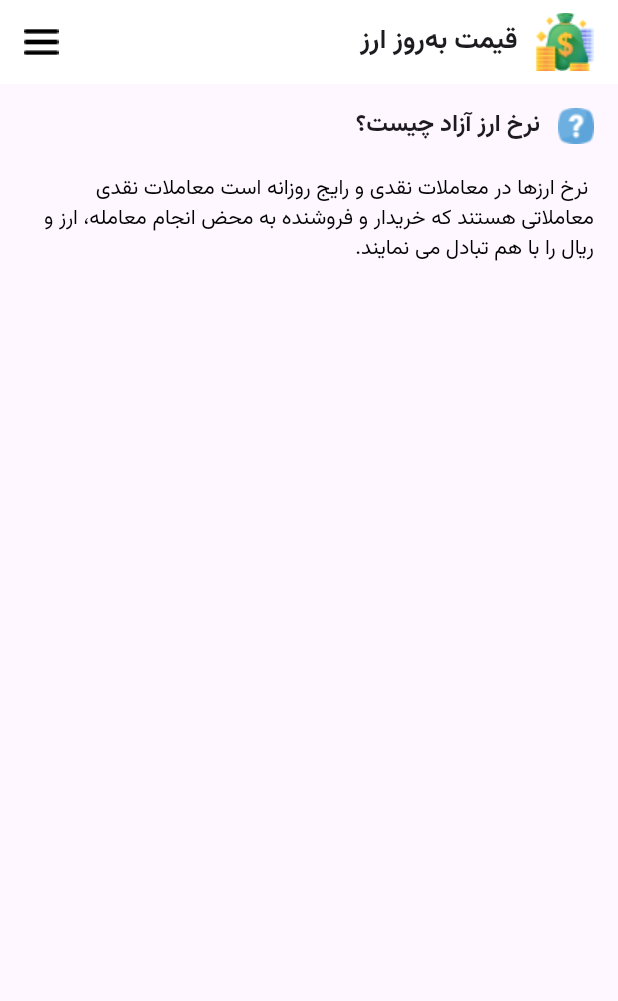
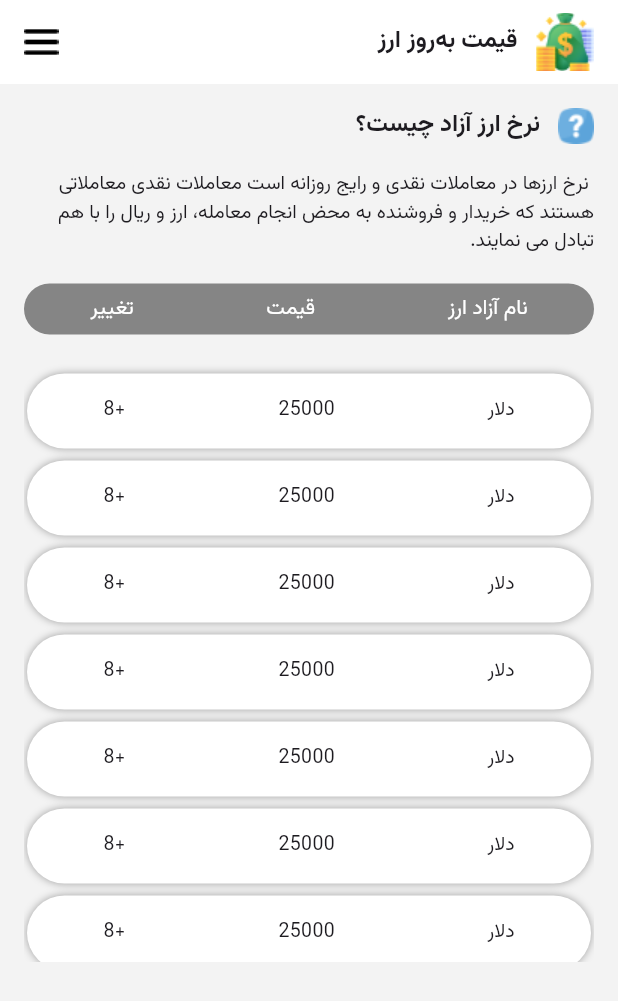
Before and after one commit to FARTASH-421/frist_app, a Flutter app: the screen it shows after launch, on a phone screen of 412 x 824 dp. Shown: the top 1001 px of the screen. Run offline on Flutter 3.47's test engine with Material 3 defaults, Android fonts, the phone set to English and light mode, and no system bars.

Commit message:
creact ListView biluder for show data

```diff
--- a/lib/main.dart
+++ b/lib/main.dart
@@ -11,7 +11,21 @@ class MyApp extends StatelessWidget {
   @override
   Widget build(BuildContext context) {
     return MaterialApp(
-      theme: ThemeData(fontFamily: 'Vazirmatn'),
+      theme: ThemeData(
+        fontFamily: 'Vazirmatn',
+        textTheme: TextTheme(
+          headlineMedium: TextStyle(
+            fontFamily: 'Vazirmatn',
+            fontWeight: FontWeight.w700,
+            fontSize: 16,
+          ),
+          bodyMedium: TextStyle(
+            fontFamily: 'Vazirmatn',
+            fontSize: 13,
+            fontWeight: FontWeight.w400,
+          ),
+        ),
+      ),
       debugShowCheckedModeBanner: false,
       localizationsDelegates: [
         GlobalMaterialLocalizations.delegate,
@@ -27,15 +41,16 @@ class MyApp extends StatelessWidget {
 }
 
 class Home extends StatelessWidget {
-  const Home({
-    super.key,
-  });
+  const Home({super.key});
 
   @override
   Widget build(BuildContext context) {
     return Scaffold(
+      backgroundColor: Color.fromARGB(255, 243, 243, 243),
       appBar: AppBar(
+        elevation: 0,
         backgroundColor: Colors.white,
+
         actions: [
           SizedBox(width: 16.0),
           Image.asset('assets/images/icon.png'),
@@ -44,7 +59,7 @@ class Home extends StatelessWidget {
             alignment: Alignment.centerRight,
             child: Text(
               'قیمت به‌روز ارز',
-              style: TextStyle(fontWeight: FontWeight.bold, fontSize: 18),
+              style: Theme.of(context).textTheme.headlineMedium,
             ),
           ),
           Expanded(
@@ -67,18 +82,98 @@ class Home extends StatelessWidget {
                 SizedBox(width: 12.0),
                 Text(
                   'نرخ ارز آزاد چیست؟ ',
-                  style: TextStyle(
-                    fontSize: 16.0,
-                    fontWeight: FontWeight.bold,
-                  ),
+                  style: Theme.of(context).textTheme.headlineMedium,
                 ),
               ],
             ),
-            SizedBox(height: 20),
+            SizedBox(height: 18),
             Text(
               ' نرخ ارزها در معاملات نقدی و رایج روزانه است معاملات نقدی معاملاتی هستند که خریدار و فروشنده به محض انجام معامله، ارز و ریال را با هم تبادل می نمایند.',
-              style: TextStyle(fontSize: 14, color: Colors.black),
+              style: Theme.of(context).textTheme.bodyMedium,
               textDirection: TextDirection.rtl,
+            ),
+
+            Padding(
+              padding: const EdgeInsets.symmetric(vertical: 18),
+              child: Container(
+                height: 34,
+                decoration: BoxDecoration(
+                  color: Color.fromARGB(255, 133, 133, 133),
+                  borderRadius: BorderRadius.all(Radius.circular(25)),
+                ),
+                child: Row(
+                  mainAxisAlignment: MainAxisAlignment.spaceAround,
+                  children: [
+                    Text(
+                      'نام آزاد ارز',
+                      style: TextStyle(
+                        fontSize: 14,
+                        fontWeight: FontWeight.w500,
+                        color: Colors.white,
+                      ),
+                    ),
+                    Text(
+                      'قیمت',
+                      style: TextStyle(
+                        fontSize: 14,
+                        fontWeight: FontWeight.w500,
+                        color: Colors.white,
+                      ),
+                    ),
+                    Text(
+                      'تغییر',
+                      style: TextStyle(
+                        fontSize: 14,
+                        fontWeight: FontWeight.w500,
+                        color: Colors.white,
+                      ),
+                    ),
+                  ],
+                ),
+              ),
+            ),
+
+            Container(
+              height: 400,
+              width: double.infinity,
+              // color: Colors.lightBlueAccent,
+              child: ListView.builder(
+                physics: BouncingScrollPhysics(),
+                itemCount: 10,
+                itemBuilder: (BuildContext context, int postion) {
+                  return Padding(
+                    padding: const EdgeInsets.only(top: 8.0, right: 2, left: 2),
+                    child: Container(
+                      width: double.infinity,
+                      height: 50,
+                      decoration: BoxDecoration(
+                        borderRadius: BorderRadius.circular(30),
+                        color: Colors.white,
+                        boxShadow: <BoxShadow>[
+                          BoxShadow(color: Colors.grey, blurRadius: 4),
+                        ],
+                      ),
+                      child: Row(
+                        mainAxisAlignment: MainAxisAlignment.spaceAround,
+                        children: [
+                          Text(
+                            "دلار",
+                            style: Theme.of(context).textTheme.bodyMedium,
+                          ),
+                          Text(
+                            "25000",
+                            style: Theme.of(context).textTheme.bodyMedium,
+                          ),
+                          Text(
+                            "+8",
+                            style: Theme.of(context).textTheme.bodyMedium,
+                          ),
+                        ],
+                      ),
+                    ),
+                  );
+                },
+              ),
             ),
           ],
         ),
--- a/pubspec.yaml
+++ b/pubspec.yaml
@@ -80,7 +80,9 @@ flutter:
     - family: Vazirmatn
       fonts:
         - asset: assets/fonts/Vazirmatn-Regular.ttf
+          weight: 400
         - asset: assets/fonts/Vazirmatn-Bold.ttf
+          weight: 700
   #         style: italic
   #   - family: Trajan Pro
   #     fonts:
```
Also changed, not shown: 1 other file.
